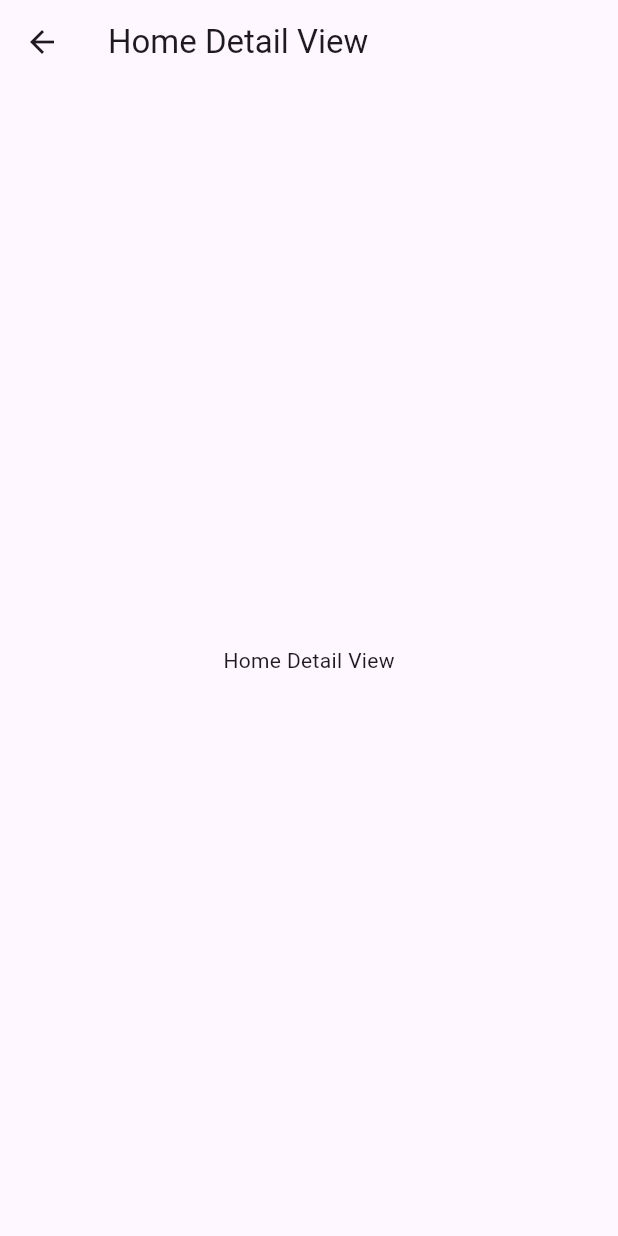
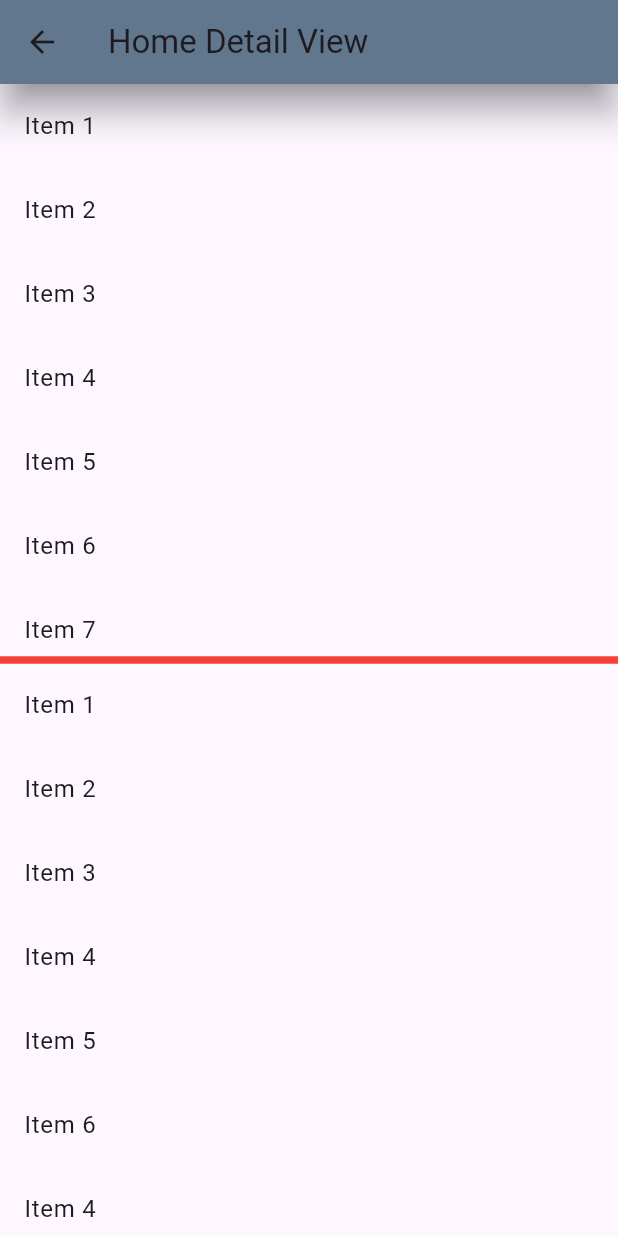
Before and after one commit to Wenomancer/SistersLab-Week-2.1, a Flutter app: the HomeDetailView screen opened directly, on a phone screen of 412 x 824 dp. Run offline on Flutter 3.47's test engine with Material 3 defaults, Android fonts, the phone set to English and light mode, and no system bars.

Commit message:
ListView static and dynamic example added to the HomeDetailView

```diff
--- a/lib/view/detail_views/HomeDetailView.dart
+++ b/lib/view/detail_views/HomeDetailView.dart
@@ -8,34 +8,124 @@ class HomeDetailView extends StatefulWidget {
 }
 
 class _HomeDetailViewState extends State<HomeDetailView> {
-
-
-  @override
-  void initState() {
-    super.initState();
-    print("xxxxxxx i am initialized");
-  }
-
-  @override
-  void dispose() {
-    super.dispose();
-    print("xxxxxxx i am disposed");
-  }
+  List<String> myList = [
+    'Item 1',
+    'Item 2',
+    'Item 3',
+    'Item 4',
+    'Item 5',
+    'Item 6',
+    'Item 7',
+    'Item 8',
+    'Item 9',
+    'Item 10',
+    'Item 11',
+    'Item 12',
+    'Item 13',
+    'Item 14',
+    'Item 15',
+    'Item 16',
+    'Item 17',
+    'Item 18',
+    'Item 19',
+    'Item 20',
+  ];
 
   @override
   Widget build(BuildContext context) {
     return Scaffold(
       appBar: AppBar(
-        leading: IconButton(
-          icon: const Icon(Icons.arrow_back),
-          onPressed: () {
-            Navigator.pop(context);
-          },
-        ),
+        backgroundColor: Colors.blueGrey,
+        elevation: 10,
+        shadowColor: Colors.blueGrey[900],
         title: const Text('Home Detail View'),
       ),
-      body: const Center(
-        child: Text('Home Detail View'),
+      body: Column(
+        children: [
+          Expanded(
+            child: ListView.builder(
+              itemCount: myList.length,
+              itemBuilder: (context, index) {
+                return ListTile(
+                  title: Text(myList[index]),
+                  onTap: () {
+                    print('Item ${index + 1}');
+                  },
+                );
+              },
+            ),
+          ),
+          const Divider(
+            height: 5,
+            thickness: 5,
+            color: Colors.red,
+          ),
+          Expanded(
+              child: ListView(
+            children: [
+              ListTile(
+                title: Text('Item 1'),
+                onTap: () {
+                  print('Item 1');
+                },
+              ),
+              ListTile(
+                title: Text('Item 2'),
+                onTap: () {
+                  print('Item 2');
+                },
+              ),
+              ListTile(
+                title: Text('Item 3'),
+                onTap: () {
+                  print('Item 3');
+                },
+              ),
+              ListTile(
+                title: Text('Item 4'),
+                onTap: () {
+                  print('Item 4');
+                },
+              ),
+              ListTile(
+                title: Text('Item 5'),
+                onTap: () {
+                  print('Item 5');
+                },
+              ),
+              ListTile(
+                title: Text('Item 6'),
+                onTap: () {
+                  print('Item 6');
+                },
+              ),
+              ListTile(
+                title: Text('Item 4'),
+                onTap: () {
+                  print('Item 4');
+                },
+              ),
+              ListTile(
+                title: Text('Item 4'),
+                onTap: () {
+                  print('Item 4');
+                },
+              ),
+              ListTile(
+                title: Text('Item 5'),
+                onTap: () {
+                  print('Item 5');
+                },
+              ),
+              ListTile(
+                title: Text('Item 4'),
+                onTap: () {
+                  print('Item 4');
+                },
+              ),
+            ],
+          )),
+        ],
       ),
     );
   }
```
Also changed, not shown: 1 other file.
